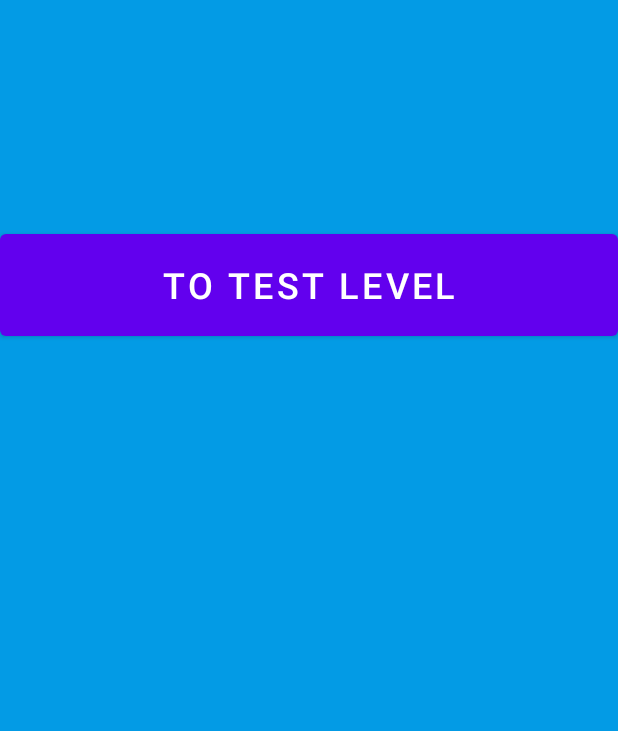
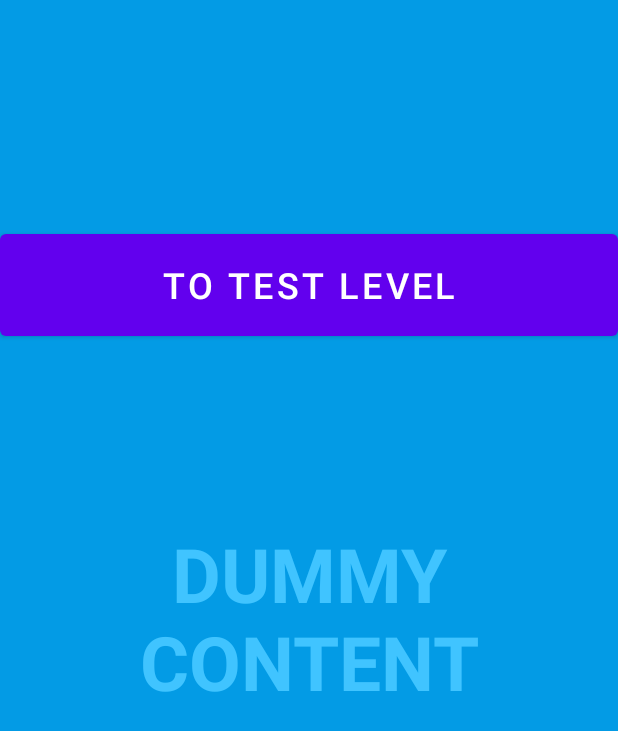
Before and after one commit to jphavill/4176-group, an Android app: the layout activity_fullscreen.xml on its own in the app's theme, with its tools: preview values and no code run, on a phone screen of 412 x 824 dp. Shown: the top 731 px of the screen. Run offline under Robolectric (Android 15) with nearby library versions, the phone set to English and light mode, and no system bars.

Commit message:
Fixed fullscreen to be active from launch of app and continue to be in levels.

```diff
--- a/app/src/main/AndroidManifest.xml
+++ b/app/src/main/AndroidManifest.xml
@@ -25,9 +25,9 @@
         </activity>
         <activity
             android:name=".Level1Activity"
+            android:exported="false"
             android:configChanges="orientation|keyboardHidden|screenSize"
-            android:theme="@style/Theme.CSCI4176GroupProject.Fullscreen"
-        />
+            android:theme="@style/Theme.CSCI4176GroupProject.Fullscreen" />
     </application>
 
 </manifest>
--- a/app/src/main/res/layout/activity_fullscreen.xml
+++ b/app/src/main/res/layout/activity_fullscreen.xml
@@ -22,4 +22,31 @@
         android:text="To Test Level"
         android:textSize="24sp" />
 
+    <TextView
+        android:id="@+id/MainFullscreenContent"
+        android:layout_width="match_parent"
+        android:layout_height="match_parent"
+        android:gravity="center"
+        android:keepScreenOn="true"
+        android:text="@string/dummy_content"
+        android:textColor="?attr/fullscreenTextColor"
+        android:textSize="50sp"
+        android:textStyle="bold" />
+
+    <FrameLayout
+        android:layout_width="match_parent"
+        android:layout_height="match_parent"
+        android:fitsSystemWindows="true">
+
+        <LinearLayout
+            android:id="@+id/fullscreen_content_controls"
+            style="@style/Widget.Theme.CSCI4176GroupProject.ButtonBar.Fullscreen"
+            android:layout_width="match_parent"
+            android:layout_height="wrap_content"
+            android:layout_gravity="bottom|center_horizontal"
+            android:orientation="horizontal"
+            tools:ignore="UselessParent">
+
+        </LinearLayout>
+    </FrameLayout>
 </FrameLayout>
```
Also changed, not shown: app/src/main/java/com/example/csci4176_groupproject/FullscreenActivity.kt (+27 -3 lines), app/src/main/java/com/example/csci4176_groupproject/Level1Activity.kt (+31 -8 lines), app/src/main/res/layout/activity_level1.xml (renamed from app/src/main/res/layout/activity_level_1.xml, +11 -0 lines).
